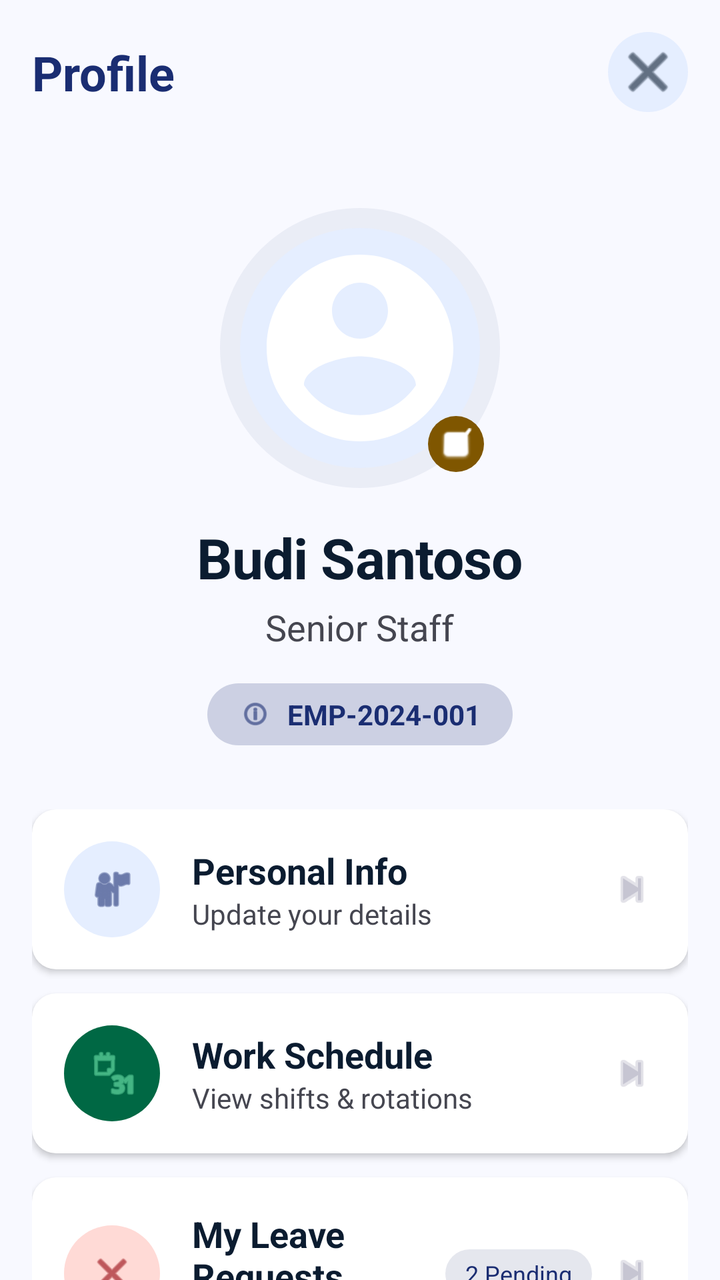
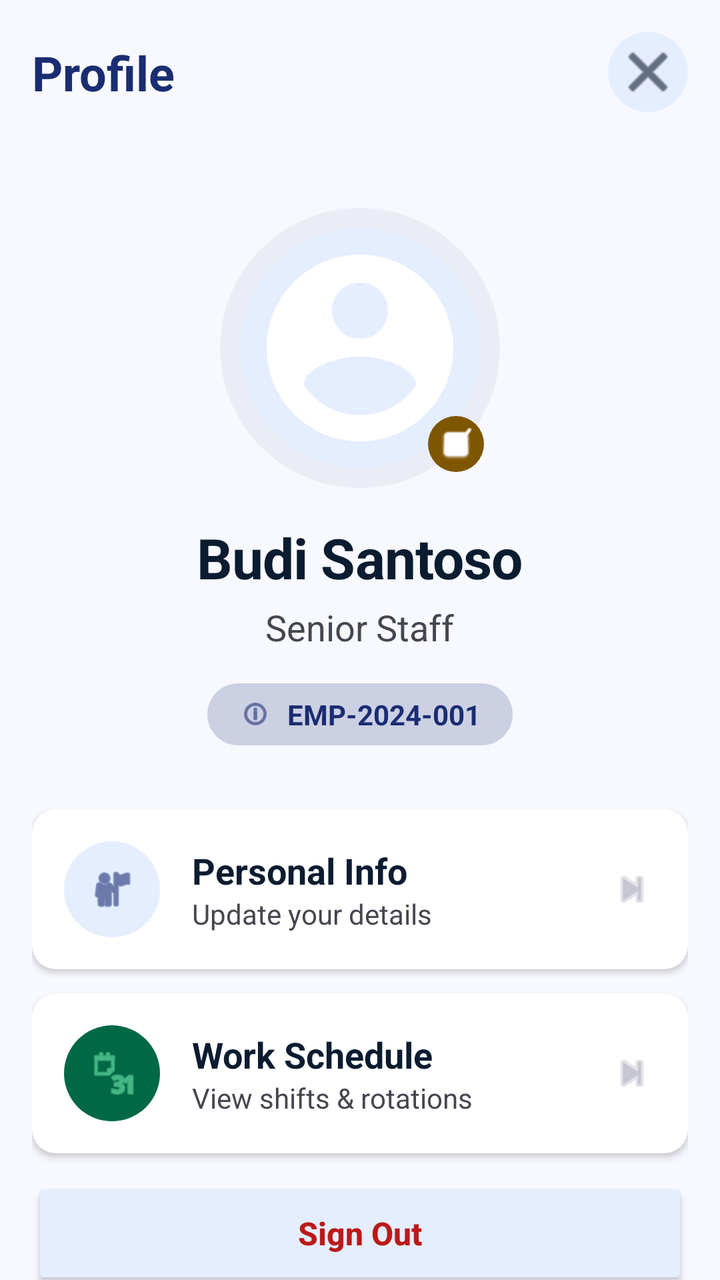

Before-and-after screenshots of an Android layout around one commit, followed by the original layout XML and the change that was made.
<!-- AndroidManifest.xml: activity theme Theme.AppCompat.Light.NoActionBar -->
<!-- res/layout/activity_profile.xml -->
<?xml version="1.0" encoding="utf-8"?>
<androidx.coordinatorlayout.widget.CoordinatorLayout xmlns:android="http://schemas.android.com/apk/res/android"
    xmlns:app="http://schemas.android.com/apk/res-auto"
    xmlns:tools="http://schemas.android.com/tools"
    android:layout_width="match_parent"
    android:layout_height="match_parent"
    android:background="@color/html_background"
    android:fitsSystemWindows="true">

    <com.google.android.material.appbar.AppBarLayout
        android:layout_width="match_parent"
        android:layout_height="wrap_content"
        android:background="@android:color/transparent"
        app:elevation="0dp">

        
        <androidx.constraintlayout.widget.ConstraintLayout
            android:layout_width="match_parent"
            android:layout_height="72dp"
            android:paddingHorizontal="16dp">

            <ImageButton
                android:id="@+id/btnClose"
                android:layout_width="40dp"
                android:layout_height="40dp"
                android:background="@drawable/bg_avatar_circle"
                android:backgroundTint="@color/html_surface_container"
                android:src="@android:drawable/ic_menu_close_clear_cancel"
                app:tint="@color/html_on_surface"
                app:layout_constraintBottom_toBottomOf="parent"
                app:layout_constraintEnd_toEndOf="parent"
                app:layout_constraintTop_toTopOf="parent" />

            <TextView
                android:layout_width="wrap_content"
                android:layout_height="wrap_content"
                android:text="Profile"
                android:textColor="@color/html_primary"
                android:textSize="24sp"
                android:textStyle="bold"
                app:layout_constraintBottom_toBottomOf="parent"
                app:layout_constraintStart_toStartOf="parent"
                app:layout_constraintTop_toTopOf="parent" />

        </androidx.constraintlayout.widget.ConstraintLayout>
    </com.google.android.material.appbar.AppBarLayout>

    <androidx.core.widget.NestedScrollView
        android:layout_width="match_parent"
        android:layout_height="match_parent"
        android:clipToPadding="false"
        android:paddingBottom="100dp"
        app:layout_behavior="@string/appbar_scrolling_view_behavior">

        <LinearLayout
            android:layout_width="match_parent"
            android:layout_height="wrap_content"
            android:orientation="vertical">

            
            <LinearLayout
                android:layout_width="match_parent"
                android:layout_height="wrap_content"
                android:gravity="center"
                android:orientation="vertical"
                android:paddingTop="32dp"
                android:paddingBottom="24dp">

                <FrameLayout
                    android:layout_width="wrap_content"
                    android:layout_height="wrap_content"
                    android:layout_marginBottom="16dp">

                    
                    <View
                        android:layout_width="140dp"
                        android:layout_height="140dp"
                        android:layout_gravity="center"
                        android:background="@drawable/bg_circle_primary"
                        android:backgroundTint="@color/html_primary_container"
                        android:alpha="0.3" />

                    <ImageView
                        android:layout_width="120dp"
                        android:layout_height="120dp"
                        android:layout_gravity="center"
                        android:scaleType="centerCrop"
                        android:src="@drawable/ic_avatar"
                        android:background="@drawable/bg_avatar_circle"
                        android:backgroundTint="@color/html_surface_container"
                        android:padding="4dp" />

                    
                    <FrameLayout
                        android:layout_width="28dp"
                        android:layout_height="28dp"
                        android:layout_gravity="bottom|end"
                        android:layout_marginBottom="8dp"
                        android:layout_marginEnd="8dp"
                        android:background="@drawable/bg_avatar_circle"
                        android:backgroundTint="@color/html_secondary">
                        <ImageView
                            android:layout_width="16dp"
                            android:layout_height="16dp"
                            android:layout_gravity="center"
                            android:src="@android:drawable/checkbox_on_background"
                            app:tint="@color/html_on_secondary" />
                    </FrameLayout>
                </FrameLayout>

                <TextView
                    android:id="@+id/tvProfileName"
                    android:layout_width="wrap_content"
                    android:layout_height="wrap_content"
                    android:text="Budi Santoso"
                    android:textColor="@color/html_on_background"
                    android:textSize="28sp"
                    android:textStyle="bold"
                    android:letterSpacing="-0.01" />

                <TextView
                    android:id="@+id/tvProfileEmail"
                    android:layout_width="wrap_content"
                    android:layout_height="wrap_content"
                    android:layout_marginTop="4dp"
                    android:text="Senior Staff"
                    android:textColor="@color/html_on_surface_variant"
                    android:textSize="18sp" />

                
                <LinearLayout
                    android:layout_width="wrap_content"
                    android:layout_height="wrap_content"
                    android:layout_marginTop="16dp"
                    android:background="@drawable/bg_badge"
                    android:backgroundTint="@color/html_primary_container"
                    android:gravity="center_vertical"
                    android:orientation="horizontal"
                    android:paddingHorizontal="16dp"
                    android:paddingVertical="6dp">

                    <ImageView
                        android:layout_width="16dp"
                        android:layout_height="16dp"
                        android:src="@android:drawable/ic_menu_info_details"
                        app:tint="@color/html_on_primary_container" />

                    <TextView
                        android:layout_width="wrap_content"
                        android:layout_height="wrap_content"
                        android:layout_marginStart="8dp"
                        android:text="EMP-2024-001"
                        android:textColor="@color/html_on_primary_container"
                        android:textSize="14sp"
                        android:textStyle="bold" />
                </LinearLayout>
            </LinearLayout>

            
            <LinearLayout
                android:layout_width="match_parent"
                android:layout_height="wrap_content"
                android:orientation="vertical"
                android:paddingHorizontal="16dp"
                android:layout_marginTop="8dp">

                
                <LinearLayout
                    android:layout_width="match_parent"
                    android:layout_height="wrap_content"
                    android:layout_marginBottom="12dp"
                    android:background="@drawable/bg_input_rounded"
                    android:backgroundTint="@color/html_surface_container_lowest"
                    android:elevation="2dp"
                    android:padding="16dp"
                    android:gravity="center_vertical"
                    android:orientation="horizontal">
                    
                    <FrameLayout
                        android:layout_width="48dp"
                        android:layout_height="48dp"
                        android:background="@drawable/bg_avatar_circle"
                        android:backgroundTint="@color/html_surface_container">
                        <ImageView
                            android:layout_width="24dp"
                            android:layout_height="24dp"
                            android:layout_gravity="center"
                            android:src="@android:drawable/ic_menu_myplaces"
                            app:tint="@color/html_primary" />
                    </FrameLayout>
                    
                    <LinearLayout
                        android:layout_width="0dp"
                        android:layout_height="wrap_content"
                        android:layout_weight="1"
                        android:orientation="vertical"
                        android:layout_marginStart="16dp">
                        <TextView
                            android:layout_width="wrap_content"
                            android:layout_height="wrap_content"
                            android:text="Personal Info"
                            android:textColor="@color/html_on_surface"
                            android:textSize="18sp"
                            android:textStyle="bold"/>
                        <TextView
                            android:layout_width="wrap_content"
                            android:layout_height="wrap_content"
                            android:text="Update your details"
                            android:textColor="@color/html_on_surface_variant"
                            android:textSize="14sp"/>
                    </LinearLayout>
                    
                    <ImageView
                        android:layout_width="24dp"
                        android:layout_height="24dp"
                        android:src="@android:drawable/ic_media_next"
                        app:tint="@color/html_outline_variant" />
                </LinearLayout>

                
                <LinearLayout
                    android:layout_width="match_parent"
                    android:layout_height="wrap_content"
                    android:layout_marginBottom="12dp"
                    android:background="@drawable/bg_input_rounded"
                    android:backgroundTint="@color/html_surface_container_lowest"
                    android:elevation="2dp"
                    android:padding="16dp"
                    android:gravity="center_vertical"
                    android:orientation="horizontal">
                    
                    <FrameLayout
                        android:layout_width="48dp"
                        android:layout_height="48dp"
                        android:background="@drawable/bg_avatar_circle"
                        android:backgroundTint="@color/html_tertiary_container">
                        <ImageView
                            android:layout_width="24dp"
                            android:layout_height="24dp"
                            android:layout_gravity="center"
                            android:src="@android:drawable/ic_menu_month"
                            app:tint="@color/html_on_tertiary_container" />
                    </FrameLayout>
                    
                    <LinearLayout
                        android:layout_width="0dp"
                        android:layout_height="wrap_content"
                        android:layout_weight="1"
                        android:orientation="vertical"
                        android:layout_marginStart="16dp">
                        <TextView
                            android:layout_width="wrap_content"
                            android:layout_height="wrap_content"
                            android:text="Work Schedule"
                            android:textColor="@color/html_on_surface"
                            android:textSize="18sp"
                            android:textStyle="bold"/>
                        <TextView
                            android:layout_width="wrap_content"
                            android:layout_height="wrap_content"
                            android:text="View shifts &amp; rotations"
                            android:textColor="@color/html_on_surface_variant"
                            android:textSize="14sp"/>
                    </LinearLayout>
                    
                    <ImageView
                        android:layout_width="24dp"
                        android:layout_height="24dp"
                        android:src="@android:drawable/ic_media_next"
                        app:tint="@color/html_outline_variant" />
                </LinearLayout>

                
                <LinearLayout
                    android:layout_width="match_parent"
                    android:layout_height="wrap_content"
                    android:layout_marginBottom="12dp"
                    android:background="@drawable/bg_input_rounded"
                    android:backgroundTint="@color/html_surface_container_lowest"
                    android:elevation="2dp"
                    android:padding="16dp"
                    android:gravity="center_vertical"
                    android:orientation="horizontal">
                    
                    <FrameLayout
                        android:layout_width="48dp"
                        android:layout_height="48dp"
                        android:background="@drawable/bg_avatar_circle"
                        android:backgroundTint="@color/html_error_container">
                        <ImageView
                            android:layout_width="24dp"
                            android:layout_height="24dp"
                            android:layout_gravity="center"
                            android:src="@android:drawable/ic_menu_close_clear_cancel"
                            app:tint="@color/html_on_error_container" />
                    </FrameLayout>
                    
                    <LinearLayout
                        android:layout_width="0dp"
                        android:layout_height="wrap_content"
                        android:layout_weight="1"
                        android:orientation="vertical"
                        android:layout_marginStart="16dp">
                        <TextView
                            android:layout_width="wrap_content"
                            android:layout_height="wrap_content"
                            android:text="My Leave Requests"
                            android:textColor="@color/html_on_surface"
                            android:textSize="18sp"
                            android:textStyle="bold"/>
                        <TextView
                            android:layout_width="wrap_content"
                            android:layout_height="wrap_content"
                            android:text="Manage time off"
                            android:textColor="@color/html_on_surface_variant"
                            android:textSize="14sp"/>
                    </LinearLayout>
                    
                    <TextView
                        android:layout_width="wrap_content"
                        android:layout_height="wrap_content"
                        android:text="2 Pending"
                        android:textSize="12sp"
                        android:textColor="@color/html_primary"
                        android:background="@drawable/bg_badge"
                        android:backgroundTint="#1A001456"
                        android:paddingHorizontal="10dp"
                        android:paddingVertical="4dp"
                        android:layout_marginEnd="8dp"/>
                    
                    <ImageView
                        android:layout_width="24dp"
                        android:layout_height="24dp"
                        android:src="@android:drawable/ic_media_next"
                        app:tint="@color/html_outline_variant" />
                </LinearLayout>

                
                <LinearLayout
                    android:layout_width="match_parent"
                    android:layout_height="wrap_content"
                    android:layout_marginBottom="12dp"
                    android:background="@drawable/bg_input_rounded"
                    android:backgroundTint="@color/html_surface_container_lowest"
                    android:elevation="2dp"
                    android:padding="16dp"
                    android:gravity="center_vertical"
                    android:orientation="horizontal">
                    
                    <FrameLayout
                        android:layout_width="48dp"
                        android:layout_height="48dp"
                        android:background="@drawable/bg_avatar_circle"
                        android:backgroundTint="@color/html_secondary_container">
                        <ImageView
                            android:layout_width="24dp"
                            android:layout_height="24dp"
                            android:layout_gravity="center"
                            android:src="@android:drawable/ic_menu_edit"
                            app:tint="@color/html_on_secondary_container" />
                    </FrameLayout>
                    
                    <LinearLayout
                        android:layout_width="0dp"
                        android:layout_height="wrap_content"
                        android:layout_weight="1"
                        android:orientation="vertical"
                        android:layout_marginStart="16dp">
                        <TextView
                            android:layout_width="wrap_content"
                            android:layout_height="wrap_content"
                            android:text="Payroll"
                            android:textColor="@color/html_on_surface"
                            android:textSize="18sp"
                            android:textStyle="bold"/>
                        <TextView
                            android:layout_width="wrap_content"
                            android:layout_height="wrap_content"
                            android:text="Payslips &amp; taxes"
                            android:textColor="@color/html_on_surface_variant"
                            android:textSize="14sp"/>
                    </LinearLayout>
                    
                    <ImageView
                        android:layout_width="24dp"
                        android:layout_height="24dp"
                        android:src="@android:drawable/ic_media_next"
                        app:tint="@color/html_outline_variant" />
                </LinearLayout>

                
                <LinearLayout
                    android:layout_width="match_parent"
                    android:layout_height="wrap_content"
                    android:layout_marginBottom="24dp"
                    android:background="@drawable/bg_input_rounded"
                    android:backgroundTint="@color/html_surface_container_lowest"
                    android:elevation="2dp"
                    android:padding="16dp"
                    android:gravity="center_vertical"
                    android:orientation="horizontal">
                    
                    <FrameLayout
                        android:layout_width="48dp"
                        android:layout_height="48dp"
                        android:background="@drawable/bg_avatar_circle"
                        android:backgroundTint="@color/html_surface_variant">
                        <ImageView
                            android:layout_width="24dp"
                            android:layout_height="24dp"
                            android:layout_gravity="center"
                            android:src="@android:drawable/ic_menu_preferences"
                            app:tint="@color/html_on_surface_variant" />
                    </FrameLayout>
                    
                    <LinearLayout
                        android:layout_width="0dp"
                        android:layout_height="wrap_content"
                        android:layout_weight="1"
                        android:orientation="vertical"
                        android:layout_marginStart="16dp">
                        <TextView
                            android:layout_width="wrap_content"
                            android:layout_height="wrap_content"
                            android:text="Settings"
                            android:textColor="@color/html_on_surface"
                            android:textSize="18sp"
                            android:textStyle="bold"/>
                        <TextView
                            android:layout_width="wrap_content"
                            android:layout_height="wrap_content"
                            android:text="App preferences"
                            android:textColor="@color/html_on_surface_variant"
                            android:textSize="14sp"/>
                    </LinearLayout>
                    
                    <ImageView
                        android:layout_width="24dp"
                        android:layout_height="24dp"
                        android:src="@android:drawable/ic_media_next"
                        app:tint="@color/html_outline_variant" />
                </LinearLayout>
                
                
                <Button
                    android:id="@+id/btnLogout"
                    android:layout_width="match_parent"
                    android:layout_height="56dp"
                    android:text="Sign Out"
                    android:textAllCaps="false"
                    android:textSize="16sp"
                    android:textStyle="bold"
                    android:textColor="@color/html_error"
                    android:backgroundTint="@color/html_surface_container"
                    app:cornerRadius="12dp"
                    app:icon="@android:drawable/ic_lock_power_off"
                    app:iconGravity="textStart"
                    app:iconTint="@color/html_error" />

            </LinearLayout>
        </LinearLayout>
    </androidx.core.widget.NestedScrollView>
</androidx.coordinatorlayout.widget.CoordinatorLayout>
<!-- resources referenced by this layout -->
<resources>
  <color name="html_background">#f8f9ff</color>
  <color name="html_error">#ba1a1a</color>
  <color name="html_error_container">#ffdad6</color>
  <color name="html_on_background">#0b1c30</color>
  <color name="html_on_error_container">#93000a</color>
  <color name="html_on_primary_container">#1A2D72</color>
  <color name="html_on_secondary">#ffffff</color>
  <color name="html_on_secondary_container">#6b4800</color>
  <color name="html_on_surface">#0b1c30</color>
  <color name="html_on_surface_variant">#454650</color>
  <color name="html_on_tertiary_container">#72e9af</color>
  <color name="html_outline_variant">#c6c5d2</color>
  <color name="html_primary">#1A2D72</color>
  <color name="html_primary_container">#331A2D72</color>
  <color name="html_secondary">#7f5600</color>
  <color name="html_secondary_container">#feb31b</color>
  <color name="html_surface_container">#e5eeff</color>
  <color name="html_surface_container_lowest">#ffffff</color>
  <color name="html_surface_variant">#d3e4fe</color>
  <color name="html_tertiary_container">#006844</color>
  <!-- drawable bg_avatar_circle (drawable) -->
  <shape xmlns:android="http://schemas.android.com/apk/res/android" android:shape="oval">
      <solid android:color="@color/dash_accent_orange" />
  </shape>
  <!-- drawable bg_badge (drawable) -->
  <?xml version="1.0" encoding="utf-8"?>
  <shape xmlns:android="http://schemas.android.com/apk/res/android">
      <solid android:color="#FFFFFF" />
      <corners android:radius="16dp" />
  </shape>
  <!-- drawable bg_circle_primary (drawable) -->
  <?xml version="1.0" encoding="utf-8"?>
  <shape xmlns:android="http://schemas.android.com/apk/res/android"
      android:shape="oval">
      <solid android:color="#0052CC" />
  </shape>
  <!-- drawable bg_input_rounded (drawable) -->
  <?xml version="1.0" encoding="utf-8"?>
  <shape xmlns:android="http://schemas.android.com/apk/res/android"
      android:shape="rectangle">
      <solid android:color="#F0F4F8" />
      <corners android:radius="12dp" />
  </shape>
  <!-- drawable ic_avatar (drawable) -->
  <vector xmlns:android="http://schemas.android.com/apk/res/android"
      android:width="24dp"
      android:height="24dp"
      android:viewportWidth="24"
      android:viewportHeight="24"
      android:tint="#FFFFFF">
      <path
          android:fillColor="@android:color/white"
          android:pathData="M12,2C6.48,2 2,6.48 2,12s4.48,10 10,10 10,-4.48 10,-10S17.52,2 12,2zM12,19.2c-2.5,0 -4.71,-1.28 -6,-3.22 0.03,-1.99 4,-3.08 6,-3.08 1.99,0 5.97,1.09 6,3.08 -1.29,1.94 -3.5,3.22 -6,3.22zM12,11c-1.66,0 -3,-1.34 -3,-3s1.34,-3 3,-3 3,1.34 3,3 -1.34,3 -3,3z"/>
  </vector>
  <color name="dash_accent_orange">#F4A912</color>
</resources>

<!-- the commit's change to res/layout/activity_profile.xml (unified diff, before → after) -->
@@ -270,176 +270,6 @@
                         app:tint="@color/html_outline_variant" />
                 </LinearLayout>
 
-                
-                <LinearLayout
-                    android:layout_width="match_parent"
-                    android:layout_height="wrap_content"
-                    android:layout_marginBottom="12dp"
-                    android:background="@drawable/bg_input_rounded"
-                    android:backgroundTint="@color/html_surface_container_lowest"
-                    android:elevation="2dp"
-                    android:padding="16dp"
-                    android:gravity="center_vertical"
-                    android:orientation="horizontal">
-                    
-                    <FrameLayout
-                        android:layout_width="48dp"
-                        android:layout_height="48dp"
-                        android:background="@drawable/bg_avatar_circle"
-                        android:backgroundTint="@color/html_error_container">
-                        <ImageView
-                            android:layout_width="24dp"
-                            android:layout_height="24dp"
-                            android:layout_gravity="center"
-                            android:src="@android:drawable/ic_menu_close_clear_cancel"
-                            app:tint="@color/html_on_error_container" />
-                    </FrameLayout>
-                    
-                    <LinearLayout
-                        android:layout_width="0dp"
-                        android:layout_height="wrap_content"
-                        android:layout_weight="1"
-                        android:orientation="vertical"
-                        android:layout_marginStart="16dp">
-                        <TextView
-                            android:layout_width="wrap_content"
-                            android:layout_height="wrap_content"
-                            android:text="My Leave Requests"
-                            android:textColor="@color/html_on_surface"
-                            android:textSize="18sp"
-                            android:textStyle="bold"/>
-                        <TextView
-                            android:layout_width="wrap_content"
-                            android:layout_height="wrap_content"
-                            android:text="Manage time off"
-                            android:textColor="@color/html_on_surface_variant"
-                            android:textSize="14sp"/>
-                    </LinearLayout>
-                    
-                    <TextView
-                        android:layout_width="wrap_content"
-                        android:layout_height="wrap_content"
-                        android:text="2 Pending"
-                        android:textSize="12sp"
-                        android:textColor="@color/html_primary"
-                        android:background="@drawable/bg_badge"
-                        android:backgroundTint="#1A001456"
-                        android:paddingHorizontal="10dp"
-                        android:paddingVertical="4dp"
-                        android:layout_marginEnd="8dp"/>
-                    
-                    <ImageView
-                        android:layout_width="24dp"
-                        android:layout_height="24dp"
-                        android:src="@android:drawable/ic_media_next"
-                        app:tint="@color/html_outline_variant" />
-                </LinearLayout>
-
-                
-                <LinearLayout
-                    android:layout_width="match_parent"
-                    android:layout_height="wrap_content"
-                    android:layout_marginBottom="12dp"
-                    android:background="@drawable/bg_input_rounded"
-                    android:backgroundTint="@color/html_surface_container_lowest"
-                    android:elevation="2dp"
-                    android:padding="16dp"
-                    android:gravity="center_vertical"
-                    android:orientation="horizontal">
-                    
-                    <FrameLayout
-                        android:layout_width="48dp"
-                        android:layout_height="48dp"
-                        android:background="@drawable/bg_avatar_circle"
-                        android:backgroundTint="@color/html_secondary_container">
-                        <ImageView
-                            android:layout_width="24dp"
-                            android:layout_height="24dp"
-                            android:layout_gravity="center"
-                            android:src="@android:drawable/ic_menu_edit"
-                            app:tint="@color/html_on_secondary_container" />
-                    </FrameLayout>
-                    
-                    <LinearLayout
-                        android:layout_width="0dp"
-                        android:layout_height="wrap_content"
-                        android:layout_weight="1"
-                        android:orientation="vertical"
-                        android:layout_marginStart="16dp">
-                        <TextView
-                            android:layout_width="wrap_content"
-                            android:layout_height="wrap_content"
-                            android:text="Payroll"
-                            android:textColor="@color/html_on_surface"
-                            android:textSize="18sp"
-                            android:textStyle="bold"/>
-                        <TextView
-                            android:layout_width="wrap_content"
-                            android:layout_height="wrap_content"
-                            android:text="Payslips &amp; taxes"
-                            android:textColor="@color/html_on_surface_variant"
-                            android:textSize="14sp"/>
-                    </LinearLayout>
-                    
-                    <ImageView
-                        android:layout_width="24dp"
-                        android:layout_height="24dp"
-                        android:src="@android:drawable/ic_media_next"
-                        app:tint="@color/html_outline_variant" />
-                </LinearLayout>
-
-                
-                <LinearLayout
-                    android:layout_width="match_parent"
-                    android:layout_height="wrap_content"
-                    android:layout_marginBottom="24dp"
-                    android:background="@drawable/bg_input_rounded"
-                    android:backgroundTint="@color/html_surface_container_lowest"
-                    android:elevation="2dp"
-                    android:padding="16dp"
-                    android:gravity="center_vertical"
-                    android:orientation="horizontal">
-                    
-                    <FrameLayout
-                        android:layout_width="48dp"
-                        android:layout_height="48dp"
-                        android:background="@drawable/bg_avatar_circle"
-                        android:backgroundTint="@color/html_surface_variant">
-                        <ImageView
-                            android:layout_width="24dp"
-                            android:layout_height="24dp"
-                            android:layout_gravity="center"
-                            android:src="@android:drawable/ic_menu_preferences"
-                            app:tint="@color/html_on_surface_variant" />
-                    </FrameLayout>
-                    
-                    <LinearLayout
-                        android:layout_width="0dp"
-                        android:layout_height="wrap_content"
-                        android:layout_weight="1"
-                        android:orientation="vertical"
-                        android:layout_marginStart="16dp">
-                        <TextView
-                            android:layout_width="wrap_content"
-                            android:layout_height="wrap_content"
-                            android:text="Settings"
-                            android:textColor="@color/html_on_surface"
-                            android:textSize="18sp"
-                            android:textStyle="bold"/>
-                        <TextView
-                            android:layout_width="wrap_content"
-                            android:layout_height="wrap_content"
-                            android:text="App preferences"
-                            android:textColor="@color/html_on_surface_variant"
-                            android:textSize="14sp"/>
-                    </LinearLayout>
-                    
-                    <ImageView
-                        android:layout_width="24dp"
-                        android:layout_height="24dp"
-                        android:src="@android:drawable/ic_media_next"
-                        app:tint="@color/html_outline_variant" />
-                </LinearLayout>
                 
                 
                 <Button
<!-- resource entries referenced after the edit -->
@@ -2,12 +2,9 @@
 <resources>
   <color name="html_background">#f8f9ff</color>
   <color name="html_error">#ba1a1a</color>
-  <color name="html_error_container">#ffdad6</color>
   <color name="html_on_background">#0b1c30</color>
-  <color name="html_on_error_container">#93000a</color>
   <color name="html_on_primary_container">#1A2D72</color>
   <color name="html_on_secondary">#ffffff</color>
-  <color name="html_on_secondary_container">#6b4800</color>
   <color name="html_on_surface">#0b1c30</color>
   <color name="html_on_surface_variant">#454650</color>
   <color name="html_on_tertiary_container">#72e9af</color>
@@ -15,10 +12,8 @@
   <color name="html_primary">#1A2D72</color>
   <color name="html_primary_container">#331A2D72</color>
   <color name="html_secondary">#7f5600</color>
-  <color name="html_secondary_container">#feb31b</color>
   <color name="html_surface_container">#e5eeff</color>
   <color name="html_surface_container_lowest">#ffffff</color>
-  <color name="html_surface_variant">#d3e4fe</color>
   <color name="html_tertiary_container">#006844</color>
   <!-- drawable bg_avatar_circle (drawable) -->
   <shape xmlns:android="http://schemas.android.com/apk/res/android" android:shape="oval">
